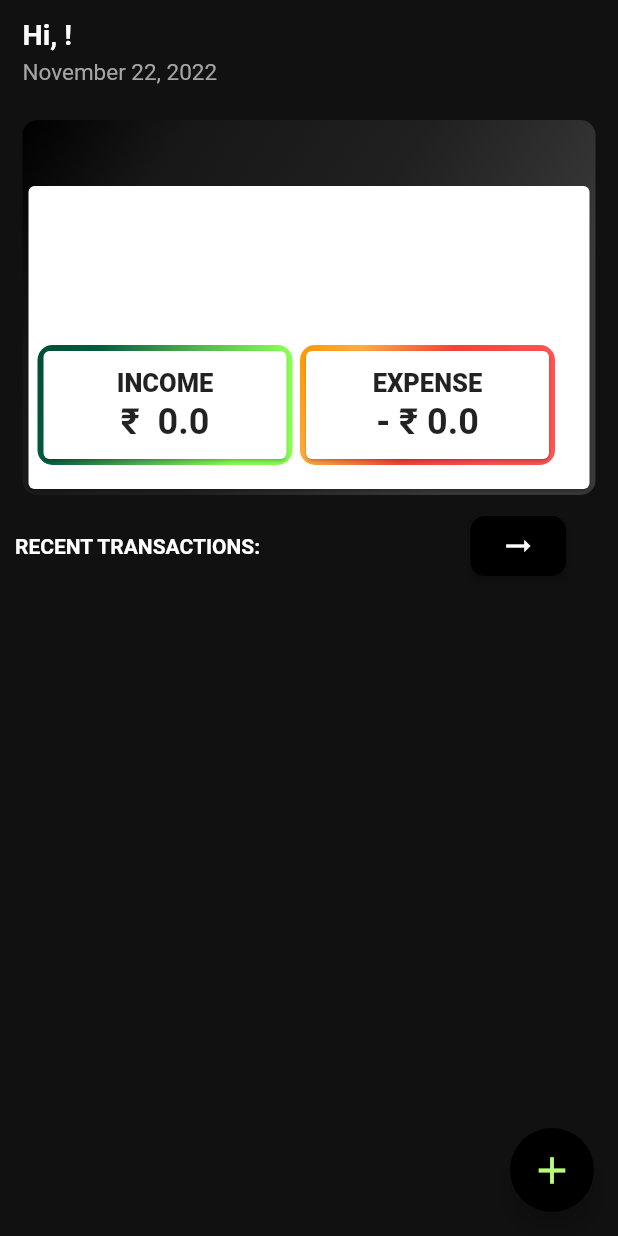
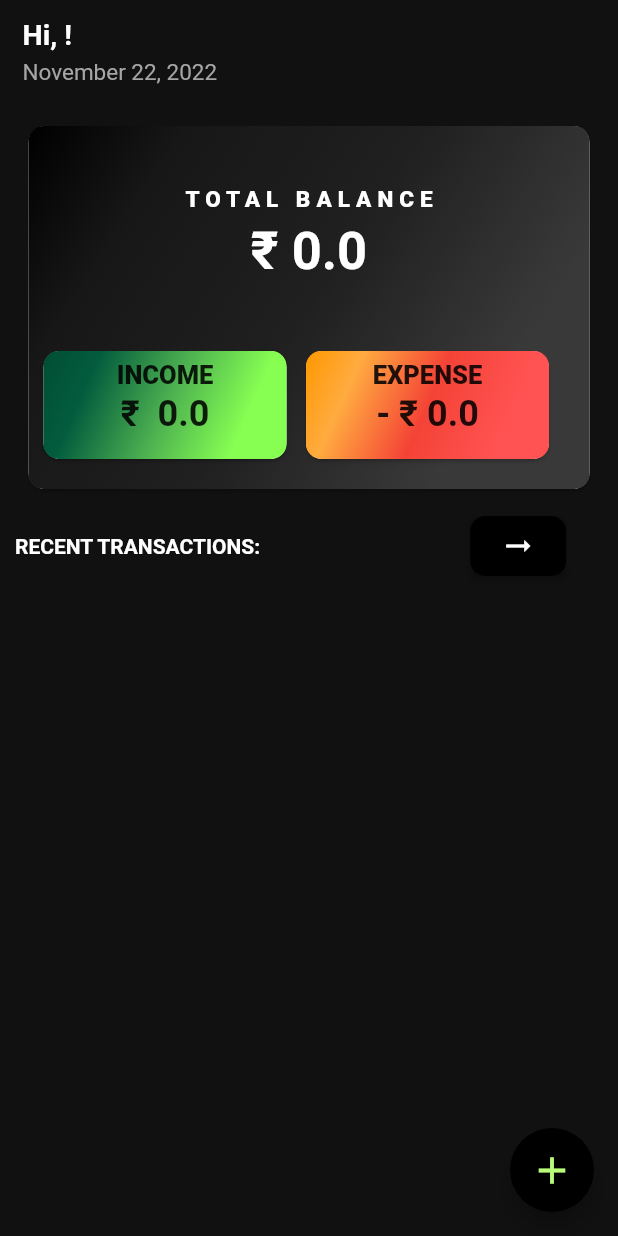
Before and after one commit to REEM-SALEEM/Money_manager, a Flutter app: the ScreenTransactions screen opened directly, on a phone screen of 412 x 824 dp. Run offline on Flutter 3.47's test engine with Material 2 defaults, Android fonts, the phone set to English and light mode, and no system bars; our stand-ins replace flutter_local_notifications, flutter_native_timezone, flutter_slidable, hive_flutter, lottie, rxdart and 4 more; missing offline and left inert: restart_app; accounts and stored records are empty.

Commit message:
first commit

```diff
--- a/lib/main.dart
+++ b/lib/main.dart
@@ -2,7 +2,6 @@ import 'package:flutter/material.dart';
 import 'package:flutter/services.dart';
 import 'package:hive_flutter/adapters.dart';
 import 'package:money_manager/model/category/category_model.dart';
-import 'package:money_manager/screen_onboarding.dart';
 import 'package:money_manager/screen_splash.dart';
 import 'model/transaction/transaction_model.dart';
 import 'package:timezone/data/latest.dart' as tz;
--- a/lib/refactors/transactions.dart
+++ b/lib/refactors/transactions.dart
@@ -69,9 +69,14 @@ class _TransactionsRefState extends State<TransactionsRef> {
             currentbalance(modelList);
             return Stack(children: [
               //#main
-              Container(
+              SizedBox(
                 width: 410,
                 height: 250,
+                child: Card(
+                  shape: RoundedRectangleBorder(
+                    borderRadius: BorderRadius.circular(11),
+                  ),
+                  child: Container(
                     decoration: const BoxDecoration(
                       gradient: LinearGradient(
                           colors: [
@@ -87,7 +92,6 @@ class _TransactionsRefState extends State<TransactionsRef> {
                     ),
                     child: Padding(
                       padding: const EdgeInsets.fromLTRB(0, 40, 0, 0),
-                  child: Card(
                       child: Column(children: [
                         Text(widget.textFirst1,
                             style: const TextStyle(
@@ -106,12 +110,18 @@ class _TransactionsRefState extends State<TransactionsRef> {
                     ),
                   ),
                 ),
+              ),
               //#1
               Padding(
                 padding: const EdgeInsets.fromLTRB(10, 150, 0, 0),
-                child: Container(
+                child: SizedBox(
                   width: 170,
                   height: 80,
+                  child: Card(
+                    shape: RoundedRectangleBorder(
+                      borderRadius: BorderRadius.circular(11),
+                    ),
+                    child: Container(
                       decoration: const BoxDecoration(
                         gradient: LinearGradient(
                             colors: [
@@ -125,27 +135,37 @@ class _TransactionsRefState extends State<TransactionsRef> {
                             stops: [0, 0.2, 0.5, 0.8]),
                         borderRadius: BorderRadius.all(Radius.circular(10)),
                       ),
-                  child: Card(
+                      child: SingleChildScrollView(
                         child: Column(
                             mainAxisAlignment: MainAxisAlignment.center,
                             children: [
+                              const SizedBox(height: 6),
                               Text(widget.textSec1,
                                   style: const TextStyle(
-                                  fontWeight: FontWeight.w900, fontSize: 17)),
+                                      fontWeight: FontWeight.w900,
+                                      fontSize: 17)),
                               const SizedBox(height: 2),
                               Text('${widget.textSec2} $totalIncome',
                                   style: const TextStyle(
-                                  fontWeight: FontWeight.bold, fontSize: 24))
+                                      fontWeight: FontWeight.bold,
+                                      fontSize: 24))
                             ]),
+                      ),
+                    ),
                   ),
                 ),
               ),
               //#2
               Padding(
                 padding: const EdgeInsets.fromLTRB(185, 150, 0, 0),
-                child: Container(
+                child: SizedBox(
                   width: 170,
                   height: 80,
+                  child: Card(
+                    shape: RoundedRectangleBorder(
+                      borderRadius: BorderRadius.circular(11),
+                    ),
+                    child: Container(
                       decoration: const BoxDecoration(
                         gradient: LinearGradient(
                           colors: [
@@ -160,18 +180,23 @@ class _TransactionsRefState extends State<TransactionsRef> {
                         ),
                         borderRadius: BorderRadius.all(Radius.circular(10)),
                       ),
-                  child: Card(
+                      child: SingleChildScrollView(
                         child: Column(
                             mainAxisAlignment: MainAxisAlignment.center,
                             children: [
+                              const SizedBox(height: 6),
                               Text(widget.textThird1,
                                   style: const TextStyle(
-                                  fontSize: 17, fontWeight: FontWeight.w900)),
+                                      fontSize: 17,
+                                      fontWeight: FontWeight.w900)),
                               const SizedBox(height: 2),
                               Text('${widget.textThird2}$totalExpense',
                                   style: const TextStyle(
-                                  fontSize: 24, fontWeight: FontWeight.bold))
+                                      fontSize: 24,
+                                      fontWeight: FontWeight.bold))
                             ]),
+                      ),
+                    ),
                   ),
                 ),
               ),
--- a/lib/transactions/view/transactions_view.dart
+++ b/lib/transactions/view/transactions_view.dart
@@ -207,7 +207,7 @@ class _TransactionListState extends State<TransactionList> {
                   )),
               Expanded(
                 child: ValueListenableBuilder(
-                    valueListenable: dropdownValue == 'All' || dp == 'Overall'
+                    valueListenable: dropdownValue == 'All'
                         ? TransactionDB.instance.transactionListNotifier
                         : TransactionDB.instance.filterListNotifier,
                     builder: (BuildContext ctx, List<TransactionModel> newList,
```
Also changed, not shown: lib/chart/widgets/expense.dart (+14 -3 lines), lib/chart/widgets/income.dart (+14 -3 lines), lib/chart/widgets/overall.dart (+20 -24 lines), 1 other file. Lines whose indentation alone changed are shown as unchanged.
